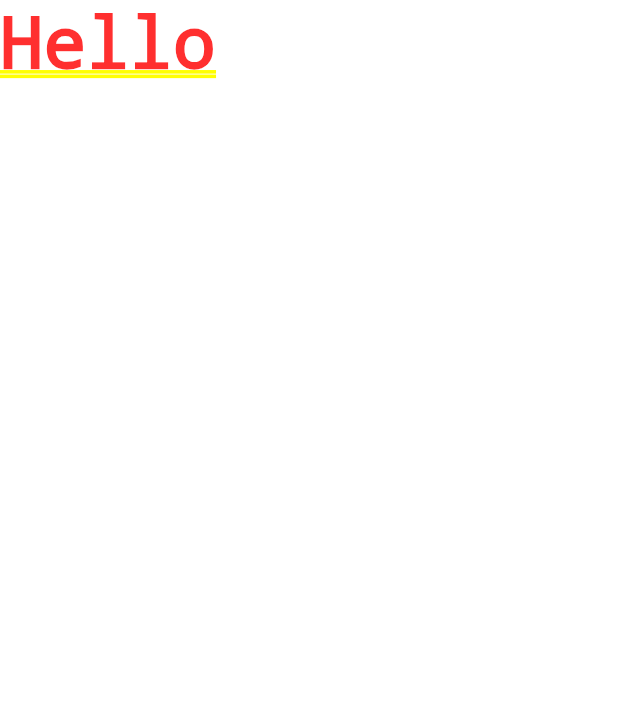
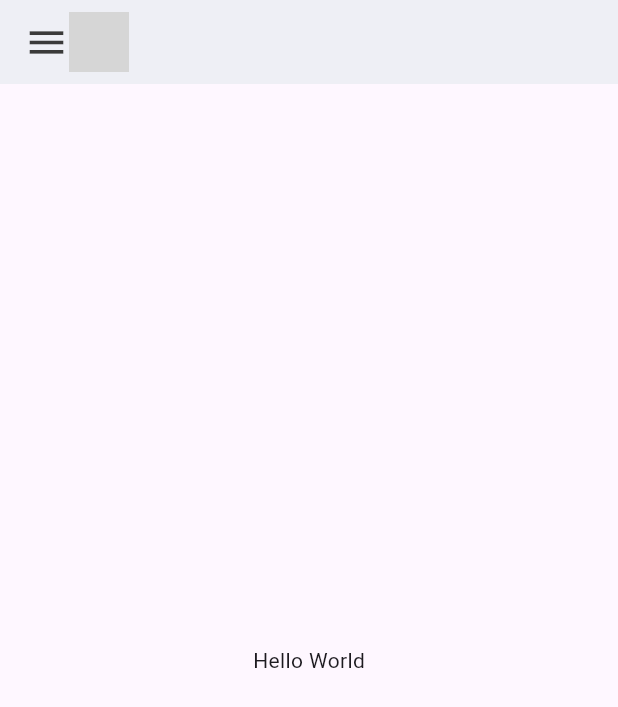
Before and after one commit to mhimanshum/Fluttertodo, a Flutter app: the screen it shows after launch, on a phone screen of 412 x 824 dp. Shown: the top 707 px of the screen. Run offline on Flutter 3.47's test engine with Material 3 defaults, Android fonts, the phone set to English and light mode, and no system bars; grey boxes are pictures that could not be loaded.

Commit message:
added files

```diff
--- /dev/null
+++ b/lib/constants/colors.dart
@@ -0,0 +1,9 @@
+import 'package:flutter/material.dart';
+
+const Color tdRed = Color(0xFFE63946);
+const Color tdBlue = Color(0xFF5F52EE);
+
+const Color tdBlack = Color(0xFF3A3A3A);
+const Color tdGrey = Color(0xFF717171);
+
+const Color tdBGColor = Color(0xFFEEEFF5);
--- a/lib/main.dart
+++ b/lib/main.dart
@@ -1,4 +1,5 @@
 import 'package:flutter/material.dart';
+import 'package:todoapp/screens/home.dart';
 
 void main() {
   runApp(const MyApp());
@@ -16,6 +17,6 @@ class MyApp extends StatelessWidget {
           colorScheme: ColorScheme.fromSeed(seedColor: Colors.deepPurple),
           useMaterial3: true,
         ),
-        home: const Text("Hello"));
+        home: const HomeScreen());
   }
 }
--- /dev/null
+++ b/lib/screens/home.dart
@@ -0,0 +1,40 @@
+import 'package:flutter/material.dart';
+import 'package:todoapp/constants/colors.dart';
+
+class HomeScreen extends StatefulWidget {
+  const HomeScreen({super.key});
+
+  @override
+  State<HomeScreen> createState() => _HomeScreenState();
+}
+
+class _HomeScreenState extends State<HomeScreen> {
+  @override
+  Widget build(BuildContext context) {
+    return Scaffold(
+        appBar: AppBar(
+          backgroundColor: tdBGColor,
+          title: Row(
+            children: [
+              const Icon(
+                Icons.menu,
+                color: tdBlack,
+                size: 30,
+              ),
+              Container(
+                  height: 40,
+                  width: 40,
+                  child: ClipRRect(
+                    borderRadius: BorderRadius.circular(10),
+                    child: Image.asset("assets/logo.png"),
+                  ))
+            ],
+          ),
+        ),
+        body: Container(
+          child: const Center(
+            child: Text("Hello World"),
+          ),
+        ));
+  }
+}
```
Also changed, not shown: pubspec.yaml (+4 -6 lines), assets/images/logo.jpg (added).
